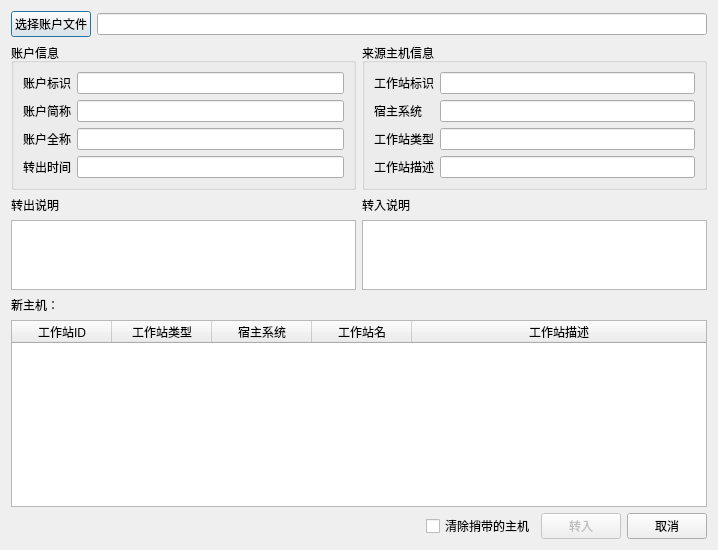
First picture: the form in forms/transferindialog.ui, repository wangkungit5905/PzAssistant, before the edit.
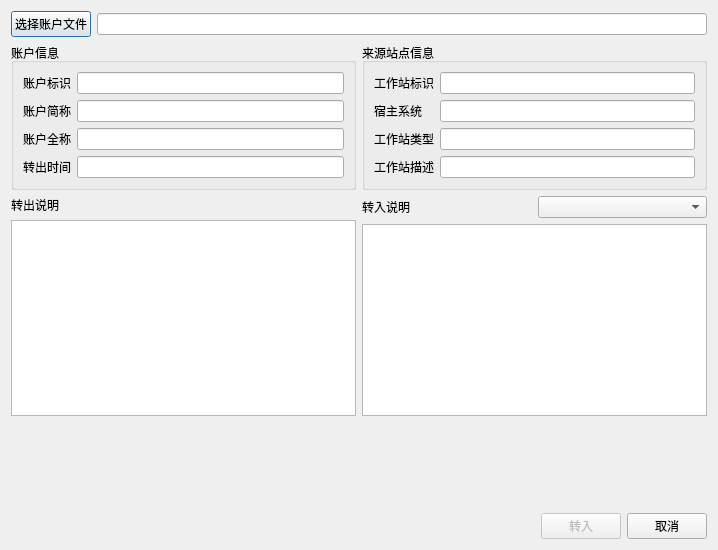
Second picture: the form after the edit.

```diff
--- a/forms/transferindialog.ui
+++ b/forms/transferindialog.ui
@@ -13,7 +13,7 @@
   <property name="windowTitle">
    <string>转入账户</string>
   </property>
-  <layout class="QVBoxLayout" name="verticalLayout_4" stretch="1,3,2,5,1">
+  <layout class="QVBoxLayout" name="verticalLayout_3">
    <item>
     <layout class="QHBoxLayout" name="horizontalLayout_3">
      <item>
@@ -107,7 +107,7 @@
      <item>
       <widget class="QGroupBox" name="groupBox">
        <property name="title">
-        <string>来源主机信息</string>
+        <string>来源站点信息</string>
        </property>
        <layout class="QGridLayout" name="gridLayout">
         <item row="3" column="1">
@@ -168,7 +168,7 @@
     </layout>
    </item>
    <item>
-    <layout class="QHBoxLayout" name="horizontalLayout_2">
+    <layout class="QHBoxLayout" name="horizontalLayout_5">
      <item>
       <layout class="QVBoxLayout" name="verticalLayout">
        <item>
@@ -190,11 +190,18 @@
      <item>
       <layout class="QVBoxLayout" name="verticalLayout_2">
        <item>
-        <widget class="QLabel" name="label_5">
-         <property name="text">
-          <string>转入说明</string>
-         </property>
-        </widget>
+        <layout class="QHBoxLayout" name="horizontalLayout_2">
+         <item>
+          <widget class="QLabel" name="label_5">
+           <property name="text">
+            <string>转入说明</string>
+           </property>
+          </widget>
+         </item>
+         <item>
+          <widget class="QComboBox" name="cmbComDesc"/>
+         </item>
+        </layout>
        </item>
        <item>
         <widget class="QPlainTextEdit" name="edtInDesc"/>
@@ -204,53 +211,17 @@
     </layout>
    </item>
    <item>
-    <layout class="QVBoxLayout" name="verticalLayout_3">
-     <item>
-      <widget class="QLabel" name="label_7">
-       <property name="text">
-        <string>新主机：</string>
-       </property>
-      </widget>
-     </item>
-     <item>
-      <widget class="QTableWidget" name="twMachines">
-       <property name="editTriggers">
-        <set>QAbstractItemView::NoEditTriggers</set>
-       </property>
-       <property name="selectionBehavior">
-        <enum>QAbstractItemView::SelectRows</enum>
-       </property>
-       <attribute name="horizontalHeaderStretchLastSection">
-        <bool>true</bool>
-       </attribute>
-       <column>
-        <property name="text">
-         <string>工作站ID</string>
-        </property>
-       </column>
-       <column>
-        <property name="text">
-         <string>工作站类型</string>
-        </property>
-       </column>
-       <column>
-        <property name="text">
-         <string>宿主系统</string>
-        </property>
-       </column>
-       <column>
-        <property name="text">
-         <string>工作站名</string>
-        </property>
-       </column>
-       <column>
-        <property name="text">
-         <string>工作站描述</string>
-        </property>
-       </column>
-      </widget>
-     </item>
-    </layout>
+    <spacer name="verticalSpacer">
+     <property name="orientation">
+      <enum>Qt::Vertical</enum>
+     </property>
+     <property name="sizeHint" stdset="0">
+      <size>
+       <width>20</width>
+       <height>40</height>
+      </size>
+     </property>
+    </spacer>
    </item>
    <item>
     <layout class="QHBoxLayout" name="horizontalLayout_4">
@@ -267,13 +238,6 @@
        </property>
       </spacer>
      </item>
-     <item>
-      <widget class="QCheckBox" name="btnClear">
-       <property name="text">
-        <string>清除捎带的主机</string>
-       </property>
-      </widget>
-     </item>
      <item>
       <widget class="QPushButton" name="btnOk">
        <property name="enabled">
```
